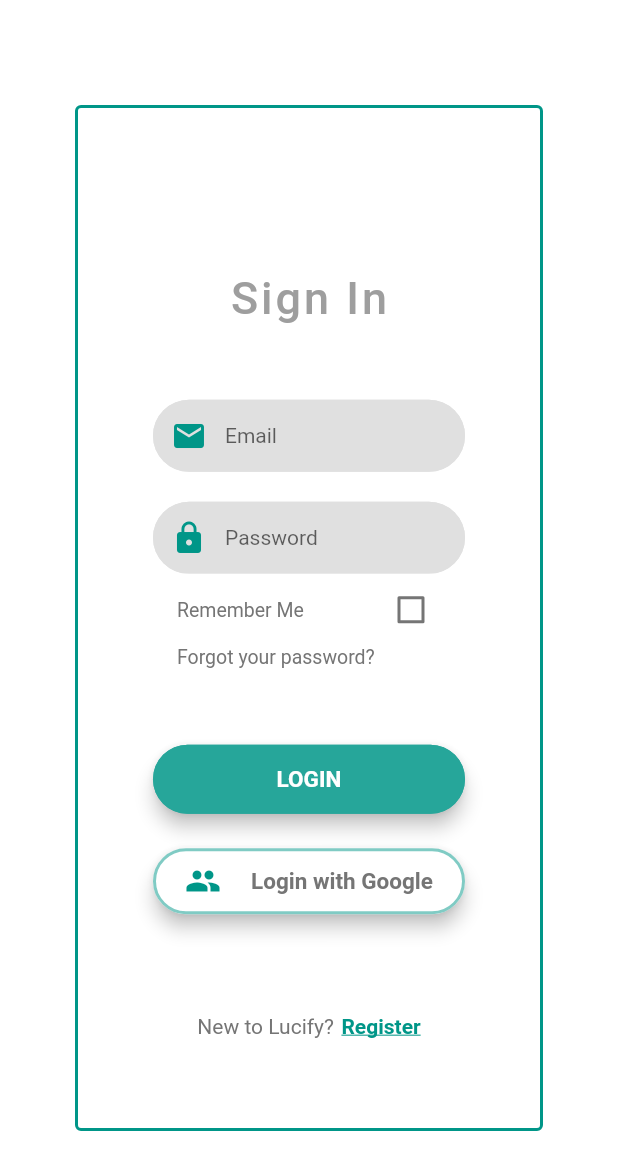
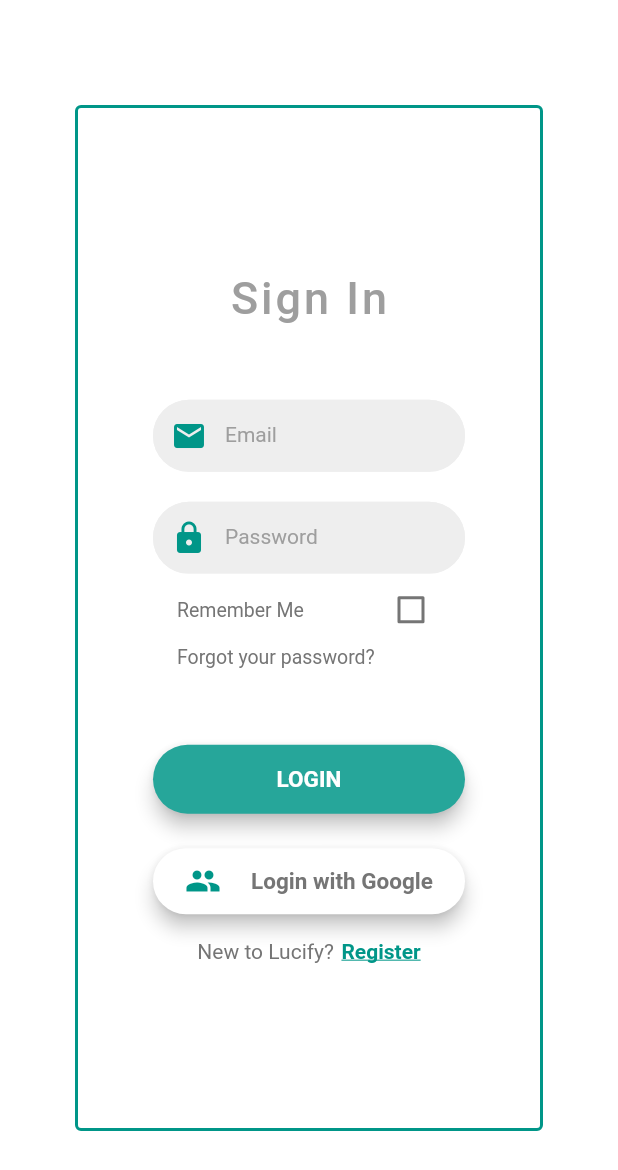
Before and after one commit to lucynaaleksandra/flutter_login, a Flutter app: the screen it shows after launch, on a phone screen of 412 x 824 dp. Shown: the top 1170 px of the screen. Run offline on Flutter 3.47's test engine with Material 2 defaults, Android fonts, the phone set to English and light mode, and no system bars.

Commit message:
sized inputs for desktop

```diff
--- a/lib/checkbox.dart
+++ b/lib/checkbox.dart
@@ -10,6 +10,7 @@ class _FormCheckboxState extends State<FormCheckbox> {
   @override
   Widget build(BuildContext context) {
     return Container(
+      width: 450,
       color: Colors.white,
       child: CheckboxListTile(
         // value: null,
--- a/lib/email_input.dart
+++ b/lib/email_input.dart
@@ -1,22 +1,90 @@
 import 'package:flutter/material.dart';
 
-class EmailInput extends StatelessWidget {
+FocusNode myFocusNode = new FocusNode();
+
+class EmailInput extends StatefulWidget {
+  @override
+  _EmailInputState createState() => _EmailInputState();
+}
+
+class _EmailInputState extends State<EmailInput> {
+  final GlobalKey<FormState> _formKey = GlobalKey<FormState>();
+  // bool _autoValidate = false;
+  // final String _email = '';
+
+  // onFieldSubmitted
+
+  // void _saveForm() {
+  //   final isValid = _formKey.currentState.validate();
+  //   if (!isValid) {
+  //     return;
+  //   }
+  //   _formKey.currentState.save();
+  // }
+
+  // String _validateEmail(String value) {
+  //   if (value.isEmpty) {
+  //     return "Enter email address";
+  //   }
+  //   String pattern = "[a-zA-Z0-9\+\.\_\%\-\+]{1,256}" +
+  //       "\\@" +
+  //       "[a-zA-Z0-9][a-zA-Z0-9\\-]{0,64}" +
+  //       "(" +
+  //       "\\." +
+  //       "[a-zA-Z0-9][a-zA-Z0-9\\-]{0,25}" +
+  //       ")+";
+  //   RegExp regExp = new RegExp(pattern);
+
+  //   if (regExp.hasMatch(value)) {
+  //     // email is valid
+  //     return null;
+  //   }
+  //   // The pattern of the email didn't match the regex above.
+  //   return 'Please, enter a valid email address';
+  // }
+
   @override
   Widget build(BuildContext context) {
-    return new TextField(
+    return new Container(
+      width: 450,
+      child: TextFormField(
+        keyboardType: TextInputType.emailAddress,
+        textInputAction: TextInputAction.next,
+        onFieldSubmitted: (_) {
+          FocusScope.of(context).requestFocus();
+        },
+        // validator: _validateEmail,
+
+        validator: (value) {
+          //  if (value.length == 0 || double.parse(value) == 0.0) {
+          //     return ('Please, enter a valid email address.');
+          //   }
+          if (value.isEmpty) {
+            return 'Invalid email address.';
+          }
+          if (value.length < 5) {
+            return 'Email must have more than 5 characters.';
+          }
+          return null;
+        },
+
+        // onSaved: (String value) => setState(() => _email = value),
+
+        // validator: (value) {
+        //   if (value.length == 0 || double.parse(value) == 0.0) {
+        //     return ('Please, enter a valid email address.');
+        //   }
+        // },
         style: new TextStyle(
           fontSize: 14,
         ),
         decoration: InputDecoration(
           enabledBorder: new OutlineInputBorder(
             borderSide: new BorderSide(
-            color: Colors.grey[300],
+              color: Colors.grey[200],
               width: 1.0,
             ),
             borderRadius: BorderRadius.circular(25.7),
-          // borderRadius: BorderRadius.all(
-          //   Radius.circular(80.0),
-          // ),
           ),
           prefixIcon: new SizedBox(
             height: 1,
@@ -25,14 +93,21 @@ class EmailInput extends StatelessWidget {
               color: Colors.teal[500],
             ),
           ),
+          // hintText: 'Email',
+          labelText: 'Email',
+          // errorText: 'Enter valid email address',
+
+          labelStyle: TextStyle(
+            color: myFocusNode.hasFocus ? Colors.blue : Colors.grey[500],
+          ),
           filled: true,
-        fillColor: Colors.grey[300],
-        hintText: 'Email',
+          fillColor: Colors.grey[200],
           contentPadding:
               const EdgeInsets.only(left: 10.0, bottom: 3.0, top: 3.0),
           focusedBorder: OutlineInputBorder(
             borderSide: BorderSide(color: Colors.white),
             borderRadius: BorderRadius.circular(25.7),
+            // color: Colors.teal,
           ),
           // enabledBorder: UnderlineInputBorder(
           //   borderSide: BorderSide(color: Colors.white),
@@ -42,11 +117,11 @@ class EmailInput extends StatelessWidget {
           // prefixText: ' ',
           // suffixText: 'Inbox',
           // suffixStyle: const TextStyle(color: Colors.red),
-        // labelText: 'Enter your email',
           // border: UnderlineInputBorder(),
           // helperText: 'Email address',
           // errorText: 'This is not a valid email address',
         ),
+      ),
     );
   }
 }
--- a/lib/forgot_password.dart
+++ b/lib/forgot_password.dart
@@ -4,6 +4,7 @@ class ForgotPassword extends StatelessWidget {
   @override
   Widget build(BuildContext context) {
     return Container(
+      width: 450,
       padding: EdgeInsets.symmetric(horizontal: 16),
       child: Align(
         alignment: Alignment.centerLeft,
--- a/lib/google_button.dart
+++ b/lib/google_button.dart
@@ -9,10 +9,10 @@ class GoogleButton extends StatelessWidget {
       child: RaisedButton(
         shape: RoundedRectangleBorder(
           borderRadius: BorderRadius.circular(30),
-          side: BorderSide(
-            color: Colors.teal[200],
-            width: 2,
-          ),
+          // side: BorderSide(
+          //   color: Colors.white,
+          //   width: 2,
+          // ),
         ),
         // Opacity(
         //   opacity: .5,
--- a/lib/login_button.dart
+++ b/lib/login_button.dart
@@ -1,7 +1,17 @@
 import 'package:flutter/material.dart';
 import './home_page.dart';
 
-class LoginButton extends StatelessWidget {
+class LoginButton extends StatefulWidget {
+  @override
+  LoginButtonState createState() => LoginButtonState();
+}
+
+class LoginButtonState extends State<LoginButton> {
+  final GlobalKey<FormState> _formKey = GlobalKey<FormState>();
+  // bool _autoValidate = false;
+
+  // LoginButtonState(this._autoValidate);
+
   void selectHomePage(BuildContext ctx) {
     Navigator.of(ctx).push(
       MaterialPageRoute(builder: (_) {
@@ -10,6 +20,33 @@ class LoginButton extends StatelessWidget {
     );
   }
 
+  void _validateInputs() {
+    final form = _formKey.currentState;
+    // Text forms was validated.
+    form.validate()
+        ? Scaffold.of(context).showSnackBar(
+            SnackBar(
+              content: Text('Processing Data'),
+            ),
+          )
+        : Scaffold.of(context).showSnackBar(
+            SnackBar(
+              content: Text('Submitted SSuccessfully!'),
+            ),
+            // setState(() => _autoValidate = true)
+          );
+    form.save();
+  }
+
+  // if (_formKey.currentState.validate()) {
+  //   // If the form is valid, display a Snackbar.
+  //   Scaffold.of(context)
+  //       .showSnackBar(SnackBar(content: Text('Processing Data')));
+  // } else {
+  //   setState(() => _autoValidate = true);
+  // }
+// }
+
   @override
   Widget build(BuildContext context) {
     return SizedBox(
@@ -17,10 +54,10 @@ class LoginButton extends StatelessWidget {
       child: RaisedButton(
         shape: RoundedRectangleBorder(
           borderRadius: BorderRadius.circular(30),
-          side: BorderSide(
-            color: Colors.teal[400],
-            width: 2,
-          ),
+          // side: BorderSide(
+          //   color: Colors.teal[400],
+          //   width: 2,
+          // ),
         ),
         hoverColor: Colors.teal[500],
         color: Colors.teal[400],
@@ -28,6 +65,24 @@ class LoginButton extends StatelessWidget {
         animationDuration: Duration(milliseconds: 500),
         elevation: 5,
         splashColor: Colors.teal[300],
+        // onPressed: _validateInputs,
+
+        // onPressed: () {
+        //   final form = _formKey.currentState.validate()
+        //   ? Scaffold.of(context).showSnackBar(
+        //       SnackBar(
+        //         content: Text('Processing Data'),
+        //       ),
+        //     ) : Scaffold.of(context).showSnackBar(
+        //       SnackBar(
+        //         content: Text('Successsfully submitted'),
+        //       ),
+        //       // setState(() => _autoValidate = true;
+        //     );
+
+        //     form.save();
+        //   },
+
         onPressed: () {
           Navigator.push(
             context,
@@ -51,6 +106,9 @@ class LoginButton extends StatelessWidget {
         ),
       ),
     );
+  }
+}
+
 // return InkWell(
 //   onTap: () => selectHomePage(context),
 //   child: Container(
@@ -79,5 +137,3 @@ class LoginButton extends StatelessWidget {
 //     ),
 //   ),
 // );
-  }
-}
--- a/lib/password_input.dart
+++ b/lib/password_input.dart
@@ -1,30 +1,45 @@
 import 'package:flutter/material.dart';
 
+FocusNode myFocusNode = new FocusNode();
+
 class PasswordInput extends StatelessWidget {
+  passwordValidator(String password) {
+    if (password.isEmpty) {
+      return 'Password empty';
+    } else if (password.length < 3) {
+      return 'PasswordShort';
+    }
+    return null;
+  }
+
   @override
   Widget build(BuildContext context) {
-    return new TextField(
+    return new Container(
+      width: 450,
+      child: TextField(
         style: new TextStyle(
           fontSize: 14,
         ),
+        obscureText: true,
         decoration: InputDecoration(
           prefixIcon: Icon(
             Icons.lock,
             color: Colors.teal[500],
           ),
-        hintText: 'Password',
           enabledBorder: new OutlineInputBorder(
             borderSide: new BorderSide(
-            color: Colors.grey[300],
+              color: Colors.grey[200],
               width: 1.0,
             ),
             borderRadius: BorderRadius.circular(25.7),
-          // borderRadius: BorderRadius.all(
-          //   Radius.circular(80.0),
-          // ),
+          ),
+          // hintText: 'Password',
+          labelText: 'Password',
+          labelStyle: TextStyle(
+            color: myFocusNode.hasFocus ? Colors.blue : Colors.grey[500],
           ),
           filled: true,
-        fillColor: Colors.grey[300],
+          fillColor: Colors.grey[200],
           contentPadding:
               const EdgeInsets.only(left: 10.0, bottom: 3.0, top: 3.0),
           focusedBorder: OutlineInputBorder(
@@ -33,6 +48,7 @@ class PasswordInput extends StatelessWidget {
           ),
           // helperText: 'Password',
         ),
+      ),
     );
   }
 }
--- a/lib/sign_in_page.dart
+++ b/lib/sign_in_page.dart
@@ -15,6 +15,12 @@ class SignInPage extends StatefulWidget {
 }
 
 class _SignInPageState extends State<SignInPage> {
+  // final GlobalKey<FormState> _formKey = GlobalKey<FormState>();
+  final _formKey = GlobalKey<FormState>();
+  bool _autoValidate = false;
+
+  // _SignInPageState(this._autoValidate);
+
   @override
   Widget build(BuildContext context) {
     return MaterialApp(
@@ -40,14 +46,16 @@ class _SignInPageState extends State<SignInPage> {
               vertical: 70,
             ),
             // width: double.infinity,
+            padding: const EdgeInsets.symmetric(
+              horizontal: 50,
+              vertical: 50,
+            ),
             child: new Column(
               mainAxisAlignment: MainAxisAlignment.center,
               children: <Widget>[
-                new Container(
-                  padding: const EdgeInsets.symmetric(
-                    horizontal: 50,
-                    vertical: 50,
-                  ),
+                new Form(
+                  key: _formKey,
+                  autovalidate: _autoValidate,
                   child: new Column(
                     children: [
                       SignInHeading(),
```
Also changed, not shown: lib/sign_up_button.dart (+4 -4 lines). Lines whose indentation alone changed are shown as unchanged.
